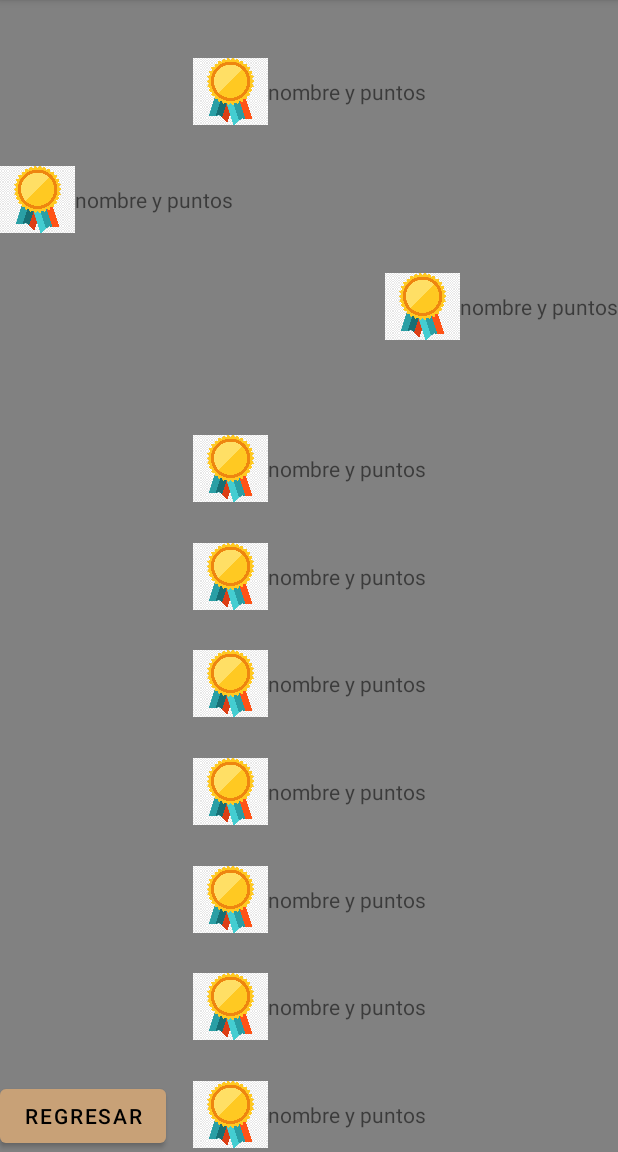
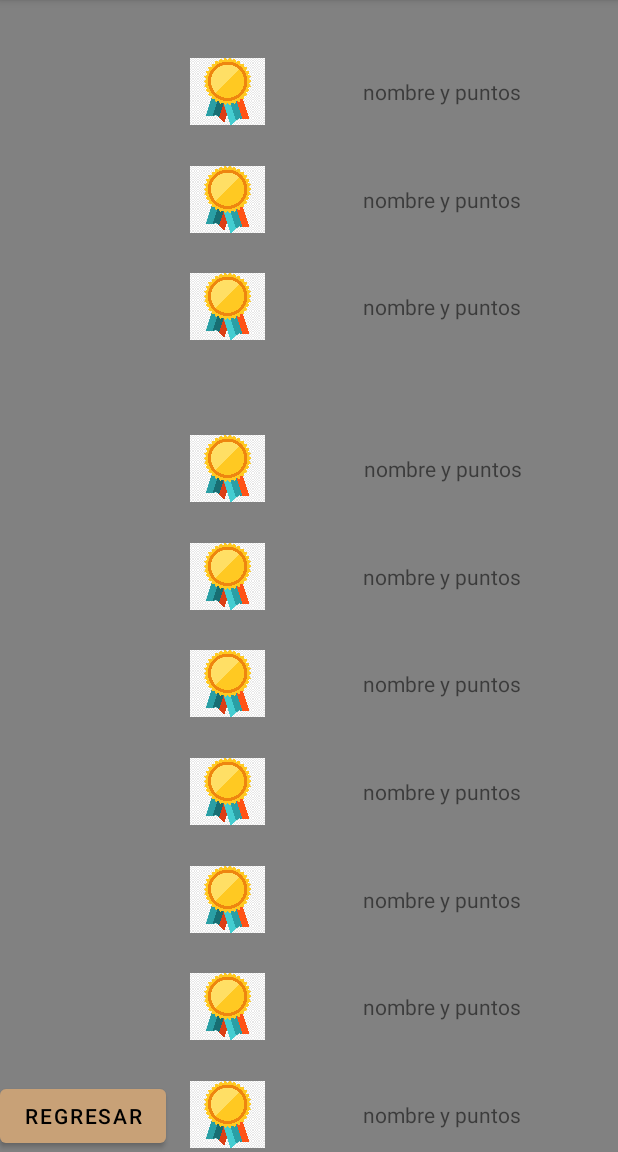
Before and after one commit to Tonikin69/TFGAMG, an Android app: the PodiumActivity screen opened directly, with no data from a screen before it, on a phone screen of 412 x 824 dp, the part 84-1236 px from its top. Run offline under Robolectric (Android 15) with nearby library versions, the phone set to English and light mode, and no system bars; our stand-ins replace Firebase (no records; nobody signed in at launch, a user with empty details on screens opened directly); 10 statements that could not run were skipped.

Commit message:
Podium creo que perfecto con colocacion perfecta sin repetidos

```diff
--- a/app/src/main/java/com/example/finalamg/PodiumActivity.kt
+++ b/app/src/main/java/com/example/finalamg/PodiumActivity.kt
@@ -49,16 +49,78 @@ class PodiumActivity : AppCompatActivity() {
 
 
 
+            var listastringpuntos=mutableListOf<String>()
+
+            for (i in 0..listapuntuación.size-2){
+                listastringpuntos+=listapuntuación[i]
+            }
 
 
 
 
-            println(listafinal+"ñññ")
+            var listaintpuntos = mutableListOf<Int>()
 
-            binding.pos1.text=listafinal[0]
-            binding.pos2.text=listafinal[1]
-            binding.pos3.text=listafinal[2]
-            binding.pos4.text=listafinal[3]
+            for (i in 0..listapuntuación.size-2){
+                listaintpuntos+=listapuntuación[i].toInt()
+            }
+
+            var listaintpuntosordenada=listaintpuntos.sorted().reversed()
+
+            var listastringpuntosordenada=mutableListOf<String>()
+
+            for (i in 0..listaintpuntosordenada.size-1){
+                listastringpuntosordenada+=listaintpuntosordenada[i].toString()
+            }
+
+            var nombresrepetios=" "
+
+
+            var listafinalporfin = mutableListOf<String>()
+            for (i in 0..listastringpuntosordenada.size-1){
+                for (j in 0..listastringpuntos.size-1){
+                    if (listastringpuntosordenada[i].equals(listastringpuntos[j]) and !nombresrepetios.contains(listanombres[j])){
+                        println(listastringpuntosordenada[i]+"  "+listastringpuntos[j]+"  "+listanombres[j]+"          xoc")
+                        listafinalporfin+=listastringpuntos[j]+"  "+listanombres[j]
+                        nombresrepetios+=listanombres[j]
+                        break
+                    }
+                }
+            }
+
+
+
+
+
+
+
+
+
+
+
+
+
+
+            println(listafinal+"xxx")
+            println(listanombres+"xxx")
+            println(listapuntuación+"xxx")
+            println(listastringpuntos+"xjx")
+            println(listastringpuntosordenada+"xjx")
+            println(listafinalporfin+"xpx")
+
+
+
+
+            binding.pos1.text=listafinalporfin[0]
+            binding.pos2.text=listafinalporfin[1]
+            binding.pos3.text=listafinalporfin[2]
+            binding.pos4.text=listafinalporfin[3]
+            binding.pos5.text=listafinalporfin[4]
+            binding.pos6.text=listafinalporfin[5]
+            binding.pos7.text=listafinalporfin[6]
+            binding.pos8.text=listafinalporfin[7]
+            binding.pos9.text=listafinalporfin[8]
+            binding.pos10.text=listafinalporfin[9]
+
 
 
 
@@ -70,5 +132,9 @@ class PodiumActivity : AppCompatActivity() {
 
 
         }
+        binding.regreso.setOnClickListener {
+            onBackPressed()
+            finish()
+        }
     }
 }
--- a/app/src/main/res/layout/activity_podium.xml
+++ b/app/src/main/res/layout/activity_podium.xml
@@ -8,7 +8,7 @@
     android:background="@color/migris">
 
     <androidx.constraintlayout.widget.ConstraintLayout
-        android:layout_width="wrap_content"
+        android:layout_width="match_parent"
         android:layout_height="wrap_content"
         app:layout_constraintBottom_toBottomOf="parent"
         app:layout_constraintEnd_toEndOf="parent"
@@ -23,7 +23,9 @@
             android:layout_gravity="center"
             android:src="@drawable/medalla"
             app:layout_constraintBottom_toBottomOf="parent"
-            app:layout_constraintStart_toStartOf="parent" />
+            app:layout_constraintEnd_toEndOf="parent"
+            app:layout_constraintStart_toStartOf="parent"
+            app:layout_constraintHorizontal_bias="0.35"/>
 
         <TextView
             android:id="@+id/pos1"
@@ -31,12 +33,13 @@
             android:layout_height="wrap_content"
             android:text="nombre y puntos"
             app:layout_constraintBottom_toBottomOf="parent"
+            app:layout_constraintEnd_toEndOf="parent"
             app:layout_constraintStart_toEndOf="@+id/imageView3"
             app:layout_constraintTop_toTopOf="parent" />
     </androidx.constraintlayout.widget.ConstraintLayout>
 
     <androidx.constraintlayout.widget.ConstraintLayout
-        android:layout_width="wrap_content"
+        android:layout_width="match_parent"
         android:layout_height="wrap_content"
         app:layout_constraintBottom_toBottomOf="parent"
         app:layout_constraintEnd_toEndOf="parent"
@@ -52,7 +55,9 @@
             android:layout_gravity="center"
             android:src="@drawable/medalla"
             app:layout_constraintBottom_toBottomOf="parent"
-            app:layout_constraintStart_toStartOf="parent" />
+            app:layout_constraintEnd_toEndOf="parent"
+            app:layout_constraintStart_toStartOf="parent"
+            app:layout_constraintHorizontal_bias="0.35"/>
 
         <TextView
             android:id="@+id/pos2"
@@ -60,11 +65,12 @@
             android:layout_height="wrap_content"
             android:text="nombre y puntos"
             app:layout_constraintBottom_toBottomOf="parent"
+            app:layout_constraintEnd_toEndOf="parent"
             app:layout_constraintStart_toEndOf="@+id/imageView4"
             app:layout_constraintTop_toTopOf="parent" />
     </androidx.constraintlayout.widget.ConstraintLayout>
     <androidx.constraintlayout.widget.ConstraintLayout
-        android:layout_width="wrap_content"
+        android:layout_width="match_parent"
         android:layout_height="wrap_content"
         app:layout_constraintBottom_toBottomOf="parent"
         app:layout_constraintEnd_toEndOf="parent"
@@ -80,7 +86,9 @@
             android:layout_gravity="center"
             android:src="@drawable/medalla"
             app:layout_constraintBottom_toBottomOf="parent"
-            app:layout_constraintStart_toStartOf="parent" />
+            app:layout_constraintEnd_toEndOf="parent"
+            app:layout_constraintStart_toStartOf="parent"
+            app:layout_constraintHorizontal_bias="0.35"/>
 
         <TextView
             android:id="@+id/pos3"
@@ -88,11 +96,13 @@
             android:layout_height="wrap_content"
             android:text="nombre y puntos"
             app:layout_constraintBottom_toBottomOf="parent"
+            app:layout_constraintEnd_toEndOf="parent"
+
             app:layout_constraintStart_toEndOf="@+id/imageView5"
             app:layout_constraintTop_toTopOf="parent" />
     </androidx.constraintlayout.widget.ConstraintLayout>
     <androidx.constraintlayout.widget.ConstraintLayout
-        android:layout_width="wrap_content"
+        android:layout_width="match_parent"
         android:layout_height="wrap_content"
         app:layout_constraintBottom_toBottomOf="parent"
         app:layout_constraintEnd_toEndOf="parent"
@@ -108,7 +118,9 @@
             android:layout_gravity="center"
             android:src="@drawable/medalla"
             app:layout_constraintBottom_toBottomOf="parent"
-            app:layout_constraintStart_toStartOf="parent" />
+            app:layout_constraintEnd_toEndOf="parent"
+            app:layout_constraintStart_toStartOf="parent"
+            app:layout_constraintHorizontal_bias="0.35"/>
 
         <TextView
             android:id="@+id/pos4"
@@ -116,11 +128,13 @@
             android:layout_height="wrap_content"
             android:text="nombre y puntos"
             app:layout_constraintBottom_toBottomOf="parent"
+            app:layout_constraintEnd_toEndOf="parent"
             app:layout_constraintStart_toEndOf="@+id/imageView6"
-            app:layout_constraintTop_toTopOf="parent" />
+            app:layout_constraintTop_toTopOf="parent"
+            android:gravity="right"/>
     </androidx.constraintlayout.widget.ConstraintLayout>
     <androidx.constraintlayout.widget.ConstraintLayout
-        android:layout_width="wrap_content"
+        android:layout_width="match_parent"
         android:layout_height="wrap_content"
         app:layout_constraintBottom_toBottomOf="parent"
         app:layout_constraintEnd_toEndOf="parent"
@@ -136,7 +150,9 @@
             android:layout_gravity="center"
             android:src="@drawable/medalla"
             app:layout_constraintBottom_toBottomOf="parent"
-            app:layout_constraintStart_toStartOf="parent" />
+            app:layout_constraintEnd_toEndOf="parent"
+            app:layout_constraintStart_toStartOf="parent"
+            app:layout_constraintHorizontal_bias="0.35"/>
 
         <TextView
             android:id="@+id/pos5"
@@ -144,11 +160,12 @@
             android:layout_height="wrap_content"
             android:text="nombre y puntos"
             app:layout_constraintBottom_toBottomOf="parent"
+            app:layout_constraintEnd_toEndOf="parent"
             app:layout_constraintStart_toEndOf="@+id/imageView7"
             app:layout_constraintTop_toTopOf="parent" />
     </androidx.constraintlayout.widget.ConstraintLayout>
     <androidx.constraintlayout.widget.ConstraintLayout
-        android:layout_width="wrap_content"
+        android:layout_width="match_parent"
         android:layout_height="wrap_content"
         app:layout_constraintBottom_toBottomOf="parent"
         app:layout_constraintEnd_toEndOf="parent"
@@ -164,7 +181,9 @@
             android:layout_gravity="center"
             android:src="@drawable/medalla"
             app:layout_constraintBottom_toBottomOf="parent"
-            app:layout_constraintStart_toStartOf="parent" />
+            app:layout_constraintEnd_toEndOf="parent"
+            app:layout_constraintStart_toStartOf="parent"
+            app:layout_constraintHorizontal_bias="0.35"/>
 
         <TextView
             android:id="@+id/pos6"
@@ -172,11 +191,12 @@
             android:layout_height="wrap_content"
             android:text="nombre y puntos"
             app:layout_constraintBottom_toBottomOf="parent"
+            app:layout_constraintEnd_toEndOf="parent"
             app:layout_constraintStart_toEndOf="@+id/imageView8"
             app:layout_constraintTop_toTopOf="parent" />
     </androidx.constraintlayout.widget.ConstraintLayout>
     <androidx.constraintlayout.widget.ConstraintLayout
-        android:layout_width="wrap_content"
+        android:layout_width="match_parent"
         android:layout_height="wrap_content"
         app:layout_constraintBottom_toBottomOf="parent"
         app:layout_constraintEnd_toEndOf="parent"
@@ -192,7 +212,9 @@
             android:layout_gravity="center"
             android:src="@drawable/medalla"
             app:layout_constraintBottom_toBottomOf="parent"
-            app:layout_constraintStart_toStartOf="parent" />
+            app:layout_constraintEnd_toEndOf="parent"
+            app:layout_constraintStart_toStartOf="parent"
+            app:layout_constraintHorizontal_bias="0.35"/>
 
         <TextView
             android:id="@+id/pos7"
@@ -200,11 +222,12 @@
             android:layout_height="wrap_content"
             android:text="nombre y puntos"
             app:layout_constraintBottom_toBottomOf="parent"
+            app:layout_constraintEnd_toEndOf="parent"
             app:layout_constraintStart_toEndOf="@+id/imageView9"
             app:layout_constraintTop_toTopOf="parent" />
     </androidx.constraintlayout.widget.ConstraintLayout>
     <androidx.constraintlayout.widget.ConstraintLayout
-        android:layout_width="wrap_content"
+        android:layout_width="match_parent"
         android:layout_height="wrap_content"
         app:layout_constraintBottom_toBottomOf="parent"
         app:layout_constraintEnd_toEndOf="parent"
@@ -220,7 +243,9 @@
             android:layout_gravity="center"
             android:src="@drawable/medalla"
             app:layout_constraintBottom_toBottomOf="parent"
-            app:layout_constraintStart_toStartOf="parent" />
+            app:layout_constraintEnd_toEndOf="parent"
+            app:layout_constraintStart_toStartOf="parent"
+            app:layout_constraintHorizontal_bias="0.35"/>
 
         <TextView
             android:id="@+id/pos8"
@@ -228,11 +253,12 @@
             android:layout_height="wrap_content"
             android:text="nombre y puntos"
             app:layout_constraintBottom_toBottomOf="parent"
+            app:layout_constraintEnd_toEndOf="parent"
             app:layout_constraintStart_toEndOf="@+id/imageView10"
             app:layout_constraintTop_toTopOf="parent" />
     </androidx.constraintlayout.widget.ConstraintLayout>
     <androidx.constraintlayout.widget.ConstraintLayout
-        android:layout_width="wrap_content"
+        android:layout_width="match_parent"
         android:layout_height="wrap_content"
         app:layout_constraintBottom_toBottomOf="parent"
         app:layout_constraintEnd_toEndOf="parent"
@@ -248,7 +274,9 @@
             android:layout_gravity="center"
             android:src="@drawable/medalla"
             app:layout_constraintBottom_toBottomOf="parent"
-            app:layout_constraintStart_toStartOf="parent" />
+            app:layout_constraintEnd_toEndOf="parent"
+            app:layout_constraintStart_toStartOf="parent"
+            app:layout_constraintHorizontal_bias="0.35"/>
 
         <TextView
             android:id="@+id/pos9"
@@ -256,11 +284,12 @@
             android:layout_height="wrap_content"
             android:text="nombre y puntos"
             app:layout_constraintBottom_toBottomOf="parent"
+            app:layout_constraintEnd_toEndOf="parent"
             app:layout_constraintStart_toEndOf="@+id/imageView11"
             app:layout_constraintTop_toTopOf="parent" />
     </androidx.constraintlayout.widget.ConstraintLayout>
     <androidx.constraintlayout.widget.ConstraintLayout
-        android:layout_width="wrap_content"
+        android:layout_width="match_parent"
         android:layout_height="wrap_content"
         app:layout_constraintBottom_toBottomOf="parent"
         app:layout_constraintEnd_toEndOf="parent"
@@ -276,7 +305,9 @@
             android:layout_gravity="center"
             android:src="@drawable/medalla"
             app:layout_constraintBottom_toBottomOf="parent"
-            app:layout_constraintStart_toStartOf="parent" />
+            app:layout_constraintEnd_toEndOf="parent"
+            app:layout_constraintStart_toStartOf="parent"
+            app:layout_constraintHorizontal_bias="0.35"/>
 
         <TextView
             android:id="@+id/pos10"
@@ -284,6 +315,7 @@
             android:layout_height="wrap_content"
             android:text="nombre y puntos"
             app:layout_constraintBottom_toBottomOf="parent"
+            app:layout_constraintEnd_toEndOf="parent"
             app:layout_constraintStart_toEndOf="@+id/imageView12"
             app:layout_constraintTop_toTopOf="parent" />
     </androidx.constraintlayout.widget.ConstraintLayout>
```
